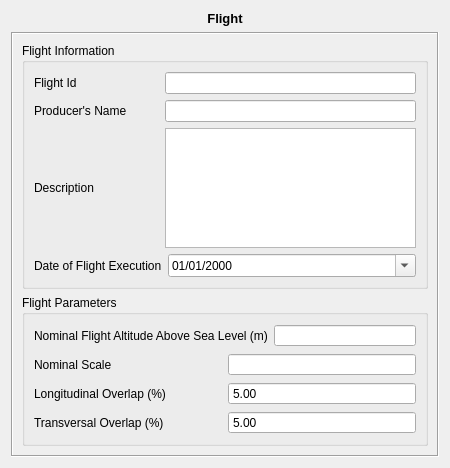
Old version of the form qt/formDisplay/FlightLayout.ui in the repository e-foto/e-foto.
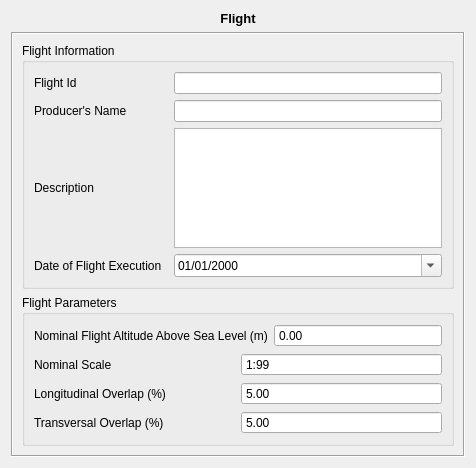
New version of the form. Custom widgets are drawn as their Qt base class.

Diff of the .ui file:
```diff
--- a/qt/formDisplay/FlightLayout.ui
+++ b/qt/formDisplay/FlightLayout.ui
@@ -6,7 +6,7 @@
    <rect>
     <x>0</x>
     <y>0</y>
-    <width>450</width>
+    <width>476</width>
     <height>468</height>
    </rect>
   </property>
@@ -99,7 +99,7 @@
              <item>
               <widget class="QDateEdit" name="flightDateEdit">
                <property name="specialValueText">
-                <string> </string>
+                <string/>
                </property>
                <property name="minimumDate">
                 <date>
@@ -153,7 +153,7 @@
                 <enum>QAbstractSpinBox::NoButtons</enum>
                </property>
                <property name="specialValueText">
-                <string> </string>
+                <string/>
                </property>
                <property name="accelerated">
                 <bool>true</bool>
@@ -190,7 +190,7 @@
                 <enum>QAbstractSpinBox::NoButtons</enum>
                </property>
                <property name="specialValueText">
-                <string> </string>
+                <string/>
                </property>
                <property name="accelerated">
                 <bool>true</bool>
@@ -226,7 +226,7 @@
                 <enum>QAbstractSpinBox::NoButtons</enum>
                </property>
                <property name="specialValueText">
-                <string> </string>
+                <string/>
                </property>
                <property name="accelerated">
                 <bool>true</bool>
@@ -259,7 +259,7 @@
                 <enum>QAbstractSpinBox::NoButtons</enum>
                </property>
                <property name="specialValueText">
-                <string> </string>
+                <string/>
                </property>
                <property name="accelerated">
                 <bool>true</bool>
```
Left out of the diff: 6 changed lines with no effect on the pictures.
